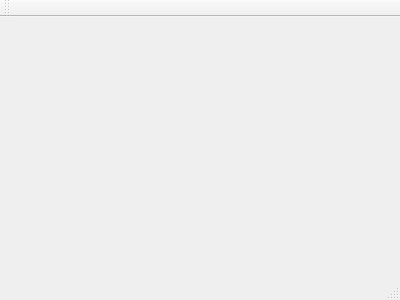
First picture: the form in mainwindow.ui, repository TheOneTheOnlyDavidBrown/VirusScanner, before the edit.
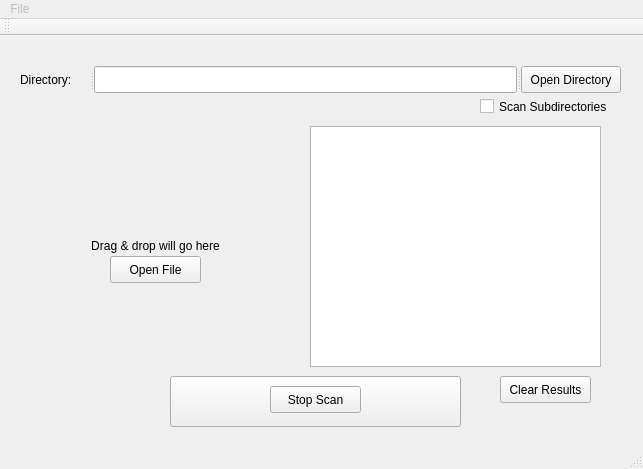
Second picture: the form after the edit.

Commit message: end of day dump

Diff of the .ui file:
```diff
--- a/mainwindow.ui
+++ b/mainwindow.ui
@@ -1,24 +1,187 @@
 <ui version="4.0">
  <class>MainWindow</class>
- <widget class="QMainWindow" name="MainWindow" >
-  <property name="geometry" >
+ <widget class="QMainWindow" name="MainWindow">
+  <property name="geometry">
    <rect>
     <x>0</x>
     <y>0</y>
-    <width>400</width>
-    <height>300</height>
+    <width>643</width>
+    <height>469</height>
    </rect>
   </property>
   <property name="windowTitle" >
    <string>MainWindow</string>
   </property>
-  <widget class="QMenuBar" name="menuBar" />
-  <widget class="QToolBar" name="mainToolBar" />
-  <widget class="QWidget" name="centralWidget" />
-  <widget class="QStatusBar" name="statusBar" />
+  <widget class="QWidget" name="centralWidget">
+   <widget class="QCheckBox" name="ckboxScanSubdirectories">
+    <property name="geometry">
+     <rect>
+      <x>480</x>
+      <y>60</y>
+      <width>151</width>
+      <height>21</height>
+     </rect>
+    </property>
+    <property name="text">
+     <string>Scan Subdirectories</string>
+    </property>
+   </widget>
+   <widget class="QPushButton" name="btnScan">
+    <property name="geometry">
+     <rect>
+      <x>170</x>
+      <y>340</y>
+      <width>291</width>
+      <height>51</height>
+     </rect>
+    </property>
+    <property name="font">
+     <font>
+      <pointsize>16</pointsize>
+     </font>
+    </property>
+    <property name="text">
+     <string>Scan!</string>
+    </property>
+   </widget>
+   <widget class="QListWidget" name="listResults">
+    <property name="geometry">
+     <rect>
+      <x>310</x>
+      <y>90</y>
+      <width>291</width>
+      <height>241</height>
+     </rect>
+    </property>
+   </widget>
+   <widget class="QLabel" name="lblDragDrop">
+    <property name="geometry">
+     <rect>
+      <x>70</x>
+      <y>200</y>
+      <width>171</width>
+      <height>20</height>
+     </rect>
+    </property>
+    <property name="text">
+     <string>Drag &amp; drop will go here</string>
+    </property>
+    <property name="alignment">
+     <set>Qt::AlignCenter</set>
+    </property>
+   </widget>
+   <widget class="QPushButton" name="btnOpenFile">
+    <property name="geometry">
+     <rect>
+      <x>110</x>
+      <y>220</y>
+      <width>91</width>
+      <height>27</height>
+     </rect>
+    </property>
+    <property name="text">
+     <string>Open File</string>
+    </property>
+   </widget>
+   <widget class="QPushButton" name="btnStopScan">
+    <property name="geometry">
+     <rect>
+      <x>270</x>
+      <y>350</y>
+      <width>91</width>
+      <height>27</height>
+     </rect>
+    </property>
+    <property name="text">
+     <string>Stop Scan</string>
+    </property>
+   </widget>
+   <widget class="QPushButton" name="btnClearResults">
+    <property name="geometry">
+     <rect>
+      <x>500</x>
+      <y>340</y>
+      <width>91</width>
+      <height>27</height>
+     </rect>
+    </property>
+    <property name="text">
+     <string>Clear Results</string>
+    </property>
+   </widget>
+   <widget class="QSplitter" name="splitter">
+    <property name="geometry">
+     <rect>
+      <x>20</x>
+      <y>30</y>
+      <width>601</width>
+      <height>27</height>
+     </rect>
+    </property>
+    <property name="orientation">
+     <enum>Qt::Horizontal</enum>
+    </property>
+    <widget class="QLabel" name="lblDirectory">
+     <property name="maximumSize">
+      <size>
+       <width>70</width>
+       <height>16777215</height>
+      </size>
+     </property>
+     <property name="text">
+      <string>Directory:</string>
+     </property>
+    </widget>
+    <widget class="QLineEdit" name="leDirectory"/>
+    <widget class="QPushButton" name="btnOpenDirectory">
+     <property name="maximumSize">
+      <size>
+       <width>100</width>
+       <height>16777215</height>
+      </size>
+     </property>
+     <property name="text">
+      <string>Open Directory</string>
+     </property>
+    </widget>
+   </widget>
+  </widget>
+  <widget class="QMenuBar" name="menuBar">
+   <property name="enabled">
+    <bool>false</bool>
+   </property>
+   <property name="geometry">
+    <rect>
+     <x>0</x>
+     <y>0</y>
+     <width>643</width>
+     <height>24</height>
+    </rect>
+   </property>
+   <widget class="QMenu" name="menuFile">
+    <property name="title">
+     <string>File</string>
+    </property>
+    <addaction name="actionUpdate"/>
+   </widget>
+   <addaction name="menuFile"/>
+  </widget>
+  <widget class="QToolBar" name="mainToolBar">
+   <attribute name="toolBarArea">
+    <enum>TopToolBarArea</enum>
+   </attribute>
+   <attribute name="toolBarBreak">
+    <bool>false</bool>
+   </attribute>
+  </widget>
+  <widget class="QStatusBar" name="statusBar"/>
+  <action name="actionUpdate">
+   <property name="text">
+    <string>Update</string>
+   </property>
+  </action>
  </widget>
- <layoutDefault spacing="6" margin="11" />
- <pixmapfunction></pixmapfunction>
+ <layoutdefault spacing="6" margin="11"/>
  <resources/>
  <connections/>
 </ui>
```
Left out of the diff: 5 changed lines with no effect on the pictures.
